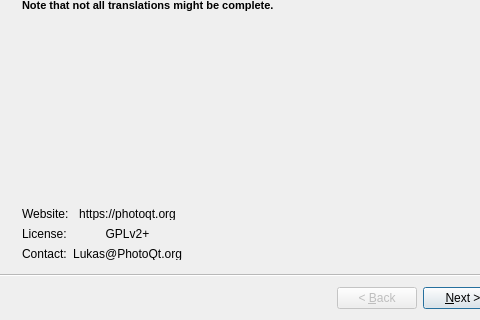
Old version of the form cplusplus/other/startuphandler/pqc_wizard.ui in the repository luspi/photoqt; both pictures show x 0 to 480 and y 180 to 500 of the 600 by 500 pixel window.
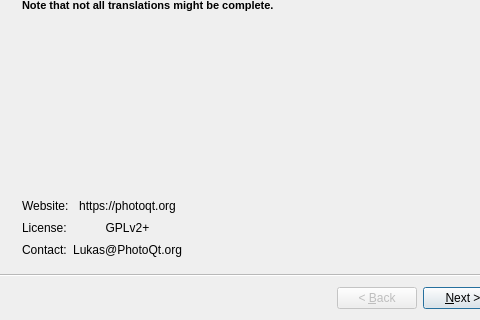
New version of the form.

Commit message: [PQCWizard] increase meta buttons height a little

Patch:
```diff
--- a/cplusplus/other/startuphandler/pqc_wizard.ui
+++ b/cplusplus/other/startuphandler/pqc_wizard.ui
@@ -160,7 +160,7 @@
         <item>
          <layout class="QVBoxLayout" name="verticalLayout">
           <property name="spacing">
-           <number>6</number>
+           <number>0</number>
           </property>
           <item>
            <widget class="QLabel" name="label_6">
@@ -188,12 +188,12 @@
         <item>
          <layout class="QVBoxLayout" name="verticalLayout_2">
           <property name="spacing">
-           <number>6</number>
+           <number>0</number>
           </property>
           <item>
            <widget class="QPushButton" name="buttonWebsite">
             <property name="sizePolicy">
-             <sizepolicy hsizetype="Minimum" vsizetype="Ignored">
+             <sizepolicy hsizetype="Minimum" vsizetype="Fixed">
               <horstretch>0</horstretch>
               <verstretch>0</verstretch>
              </sizepolicy>
@@ -209,7 +209,7 @@
           <item>
            <widget class="QPushButton" name="buttonLicense">
             <property name="sizePolicy">
-             <sizepolicy hsizetype="Minimum" vsizetype="Ignored">
+             <sizepolicy hsizetype="Minimum" vsizetype="Fixed">
               <horstretch>0</horstretch>
               <verstretch>0</verstretch>
              </sizepolicy>
@@ -225,7 +225,7 @@
           <item>
            <widget class="QPushButton" name="buttonEmail">
             <property name="sizePolicy">
-             <sizepolicy hsizetype="Minimum" vsizetype="Ignored">
+             <sizepolicy hsizetype="Minimum" vsizetype="Fixed">
               <horstretch>20</horstretch>
               <verstretch>0</verstretch>
              </sizepolicy>
```
The commit also changes 2 other files.
